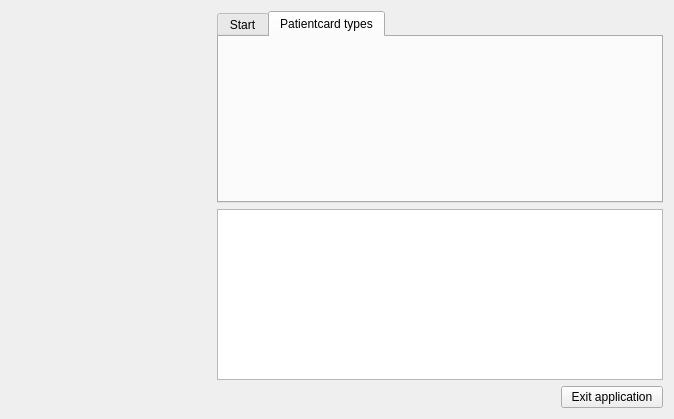
First picture: the form in dbtool/mainwindow.ui, repository tbikfalvi/Belenus, before the edit.
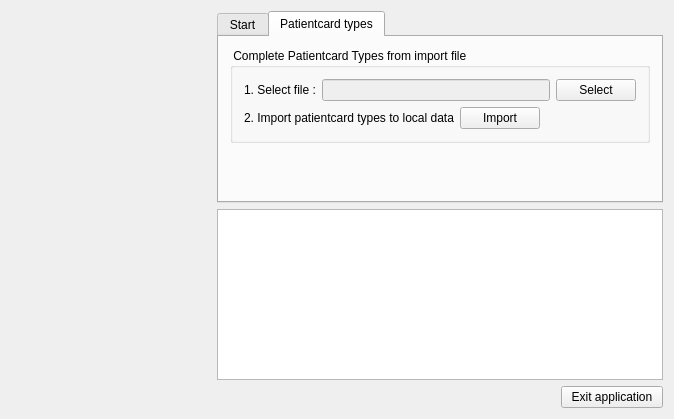
Second picture: the form after the edit. The open tabs and pages were chosen to show the change. Icons and pictures are not drawn.

Diff of the .ui file:
```diff
--- a/dbtool/mainwindow.ui
+++ b/dbtool/mainwindow.ui
@@ -173,6 +173,94 @@
          <attribute name="title">
           <string>Patientcard types</string>
          </attribute>
+         <layout class="QVBoxLayout" name="verticalLayout_4">
+          <item>
+           <widget class="QGroupBox" name="gbPCTComplete">
+            <property name="title">
+             <string> Complete Patientcard Types from import file </string>
+            </property>
+            <layout class="QVBoxLayout" name="verticalLayout_3">
+             <item>
+              <layout class="QHBoxLayout" name="horizontalLayout_3">
+               <item>
+                <widget class="QLabel" name="lblP2P1S1">
+                 <property name="text">
+                  <string>1. Select file :</string>
+                 </property>
+                </widget>
+               </item>
+               <item>
+                <widget class="QLineEdit" name="ledImportFileName">
+                 <property name="enabled">
+                  <bool>false</bool>
+                 </property>
+                </widget>
+               </item>
+               <item>
+                <widget class="QPushButton" name="pbSelectImportFile">
+                 <property name="text">
+                  <string>Select</string>
+                 </property>
+                 <property name="icon">
+                  <iconset resource="DBTool.qrc">
+                   <normaloff>:/imgButton/open.png</normaloff>:/imgButton/open.png</iconset>
+                 </property>
+                </widget>
+               </item>
+              </layout>
+             </item>
+             <item>
+              <layout class="QHBoxLayout" name="horizontalLayout_4">
+               <item>
+                <widget class="QLabel" name="lblP2P1S2">
+                 <property name="text">
+                  <string>2. Import patientcard types to local data</string>
+                 </property>
+                </widget>
+               </item>
+               <item>
+                <widget class="QPushButton" name="pbImportPCTText">
+                 <property name="text">
+                  <string>Import</string>
+                 </property>
+                 <property name="icon">
+                  <iconset resource="DBTool.qrc">
+                   <normaloff>:/imgButton/import.png</normaloff>:/imgButton/import.png</iconset>
+                 </property>
+                </widget>
+               </item>
+               <item>
+                <spacer name="horizontalSpacer_2">
+                 <property name="orientation">
+                  <enum>Qt::Horizontal</enum>
+                 </property>
+                 <property name="sizeHint" stdset="0">
+                  <size>
+                   <width>40</width>
+                   <height>20</height>
+                  </size>
+                 </property>
+                </spacer>
+               </item>
+              </layout>
+             </item>
+            </layout>
+           </widget>
+          </item>
+          <item>
+           <spacer name="verticalSpacer_2">
+            <property name="orientation">
+             <enum>Qt::Vertical</enum>
+            </property>
+            <property name="sizeHint" stdset="0">
+             <size>
+              <width>20</width>
+              <height>46</height>
+             </size>
+            </property>
+           </spacer>
+          </item>
+         </layout>
         </widget>
        </widget>
       </item>
```
Left out of the diff: 2 changed lines with no effect on the pictures.
